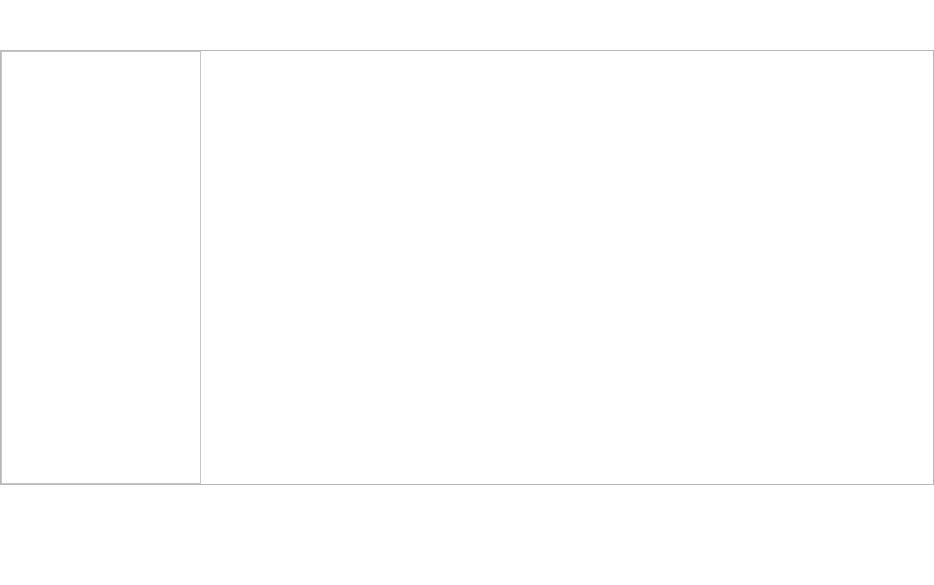
Qt form CaX/widget/sidemenu.ui (fsest4u/CaX_03) before a commit.
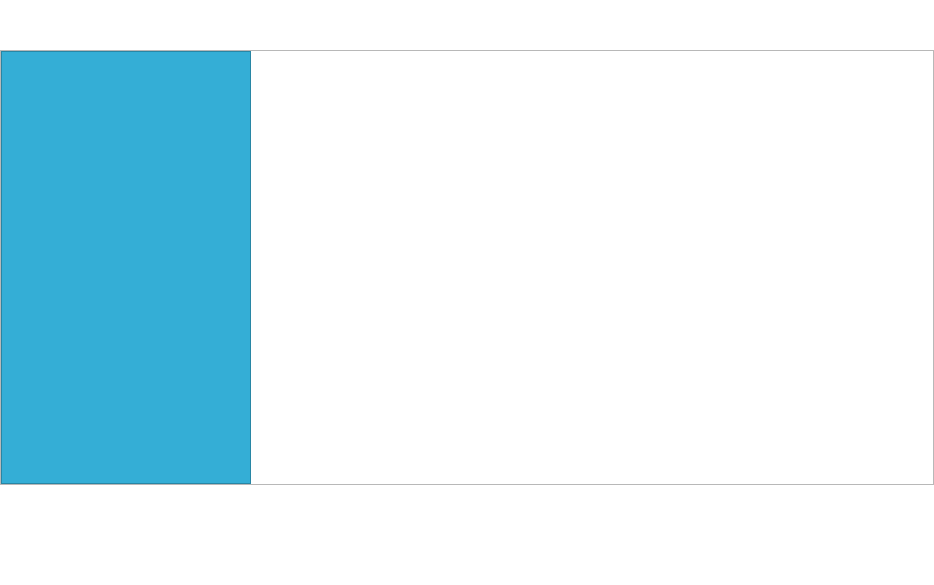
The same form after that commit.

Commit message: sidemenu 수정 중

Patch:
```diff
--- a/CaX/widget/sidemenu.ui
+++ b/CaX/widget/sidemenu.ui
@@ -89,19 +89,20 @@
        <widget class="QFrame" name="frameMenu">
         <property name="minimumSize">
          <size>
-          <width>200</width>
+          <width>250</width>
           <height>0</height>
          </size>
         </property>
         <property name="maximumSize">
          <size>
-          <width>200</width>
+          <width>250</width>
           <height>16777215</height>
          </size>
         </property>
         <property name="styleSheet">
-         <string notr="true">#frameMenu {
-background-color: rgb(255, 255, 255);
+         <string notr="true">#frameMenu
+{
+	background-color: rgb(52, 174, 214);
 }</string>
         </property>
         <property name="frameShape">
```
The commit also changes 2 other files.
